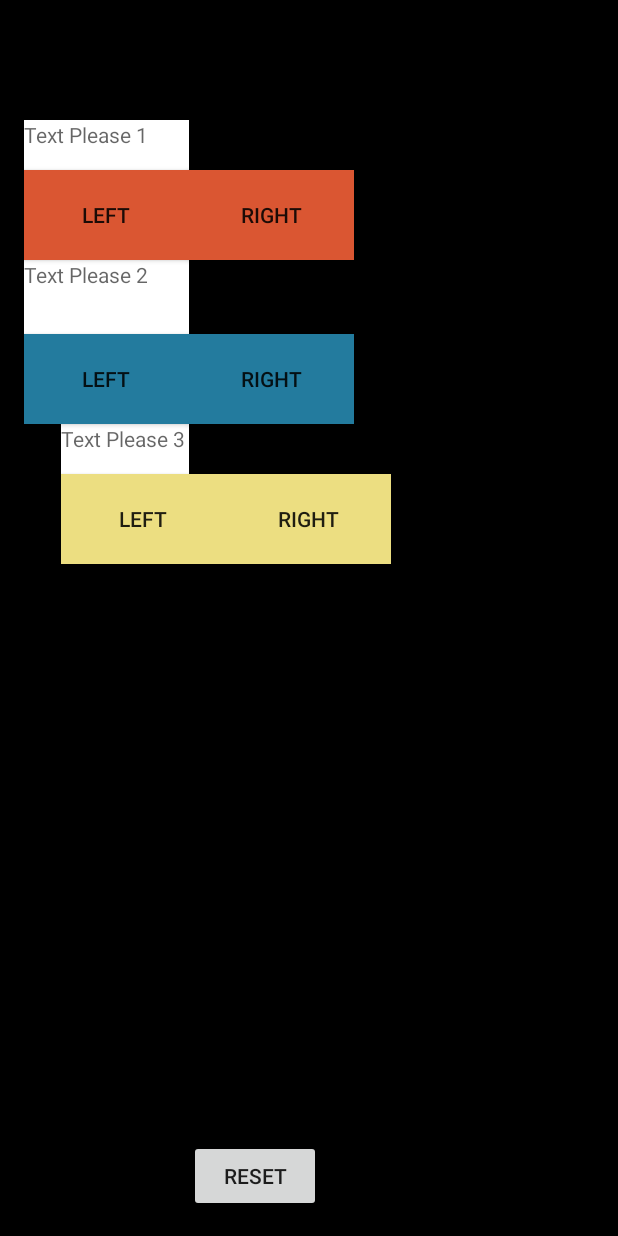
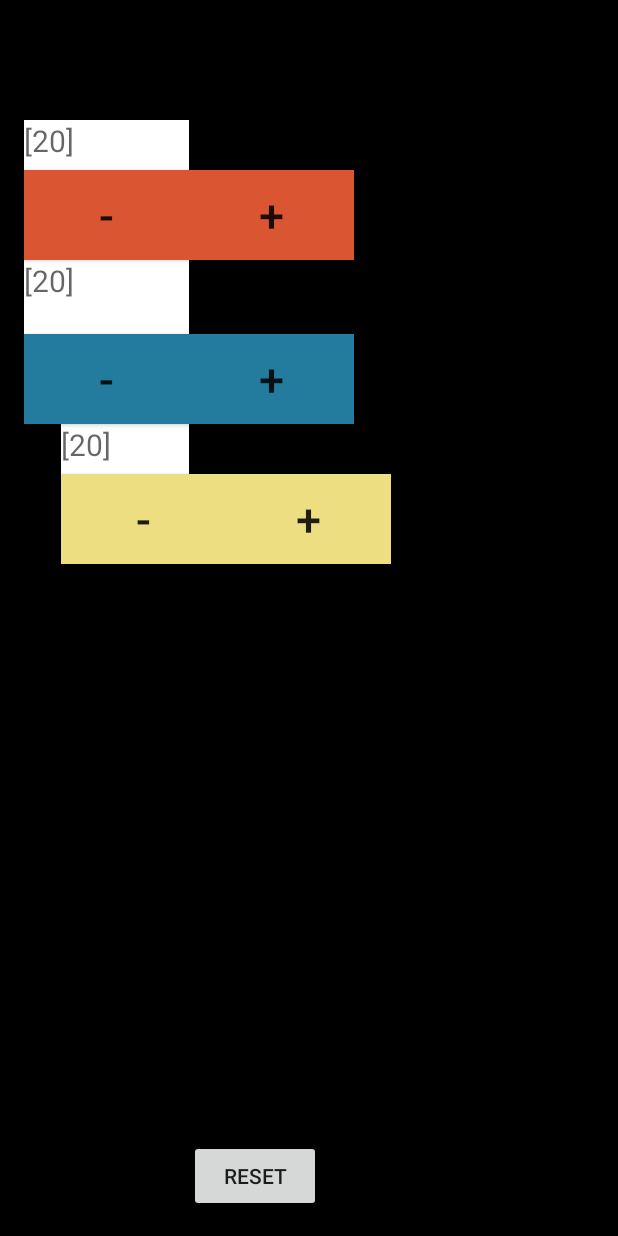
Before and after one commit to changwinstonr/Spindown, an Android app: the layout activity_three_player.xml on its own in the app's theme, with its tools: preview values and no code run, on a phone screen of 412 x 824 dp. Run offline under Robolectric (Android 15) with nearby library versions, the phone set to English and light mode, and no system bars.

Commit message:
Adds: Font tweaks.

```diff
--- a/app/src/main/res/layout/activity_three_player.xml
+++ b/app/src/main/res/layout/activity_three_player.xml
@@ -14,10 +14,10 @@
 
 
     <TextView
-        android:layout_width="33dp"
+        android:layout_width="40dp"
         android:layout_height="33dp"
-        android:hint="Text Please 1"
-        android:textSize="14sp"
+        android:hint="[20]"
+        android:textSize="20sp"
         android:background="#fff"
         android:id="@+id/textViewP1"
         android:layout_marginTop="64dp"
@@ -27,11 +27,11 @@
         android:layout_alignParentStart="true"/>
 
     <TextView
-        android:layout_width="33dp"
+        android:layout_width="40dp"
         android:layout_height="33dp"
         android:background="#fff"
-        android:hint="Text Please 2"
-        android:textSize="14sp"
+        android:hint="[20]"
+        android:textSize="20sp"
         android:id="@+id/textViewP2"
         android:layout_below="@+id/leftP1"
         android:layout_toLeftOf="@+id/rightP1"
@@ -40,22 +40,24 @@
         android:layout_above="@+id/rightP2"/>
 
     <TextView
-        android:layout_width="33dp"
+        android:layout_width="40dp"
         android:layout_height="33dp"
         android:background="#fff"
-        android:hint="Text Please 3"
-        android:textSize="14sp"
+        android:hint="[20]"
+        android:textSize="20sp"
         android:id="@+id/textViewP3"
         android:layout_below="@+id/leftP2"
         android:layout_alignLeft="@+id/leftP3"
         android:layout_alignStart="@+id/leftP3"
         android:layout_alignRight="@+id/leftP2"
         android:layout_alignEnd="@+id/leftP2"/>
+
     <Button
         android:layout_height="60dp"
         android:layout_width="110dp"
         android:id="@+id/leftP1"
-        android:text="Left"
+        android:text="-"
+        android:textSize="30sp"
         android:textAlignment="gravity"
         android:background="#da5632"
         android:layout_below="@+id/textViewP1"
@@ -66,7 +68,8 @@
         android:layout_height="60dp"
         android:layout_width="110dp"
         android:id="@+id/rightP1"
-        android:text="Right"
+        android:text="+"
+        android:textSize="30sp"
         android:background="#da5632"
         android:layout_above="@+id/leftP2"
         android:layout_toRightOf="@+id/leftP1"
@@ -76,7 +79,8 @@
         android:layout_height="60dp"
         android:layout_width="110dp"
         android:id="@+id/leftP2"
-        android:text="Left"
+        android:text="-"
+        android:textSize="30sp"
         android:textAlignment="gravity"
         android:background="#237b9e"
         android:layout_marginTop="49dp"
@@ -88,7 +92,8 @@
         android:layout_height="60dp"
         android:layout_width="110dp"
         android:id="@+id/rightP2"
-        android:text="Right"
+        android:text="+"
+        android:textSize="30sp"
         android:background="#237b9e"
         android:layout_alignTop="@+id/leftP2"
         android:layout_toRightOf="@+id/leftP2"
@@ -98,7 +103,8 @@
         android:layout_height="60dp"
         android:layout_width="110dp"
         android:id="@+id/leftP3"
-        android:text="Left"
+        android:text="-"
+        android:textSize="30sp"
         android:textAlignment="gravity"
         android:background="#ecde81"
         android:layout_below="@+id/textViewP3"
@@ -109,7 +115,8 @@
         android:layout_height="60dp"
         android:layout_width="110dp"
         android:id="@+id/rightP3"
-        android:text="Right"
+        android:text="+"
+        android:textSize="30sp"
         android:background="#ecde81"
         android:layout_below="@+id/textViewP3"
         android:layout_centerHorizontal="true"/>
```
Also changed, not shown: app/src/main/java/affinity/spindown/OnePlayerActivity.java (+5 -5 lines), app/src/main/java/affinity/spindown/ThreePlayerActivity.java (+17 -6 lines), app/src/main/java/affinity/spindown/TwoPlayerActivity.java (+14 -6 lines), app/src/main/res/layout/activity_one_player.xml (+7 -5 lines), app/src/main/res/layout/activity_two_player.xml (+14 -10 lines), 1 other file.
